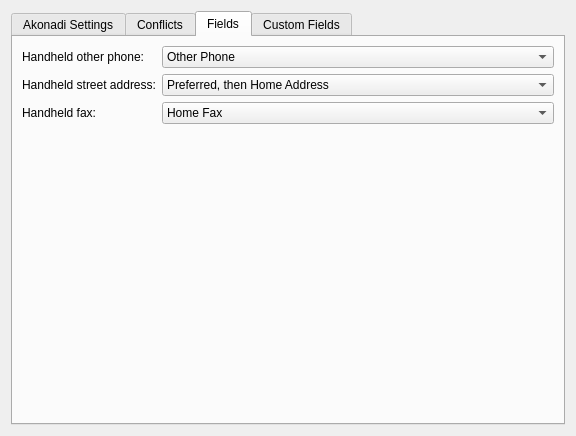
Old version of the form kpilot/conduits/contacts/settingswidget.ui in the repository chusopr/kdepim-ktimetracker-akonadi.
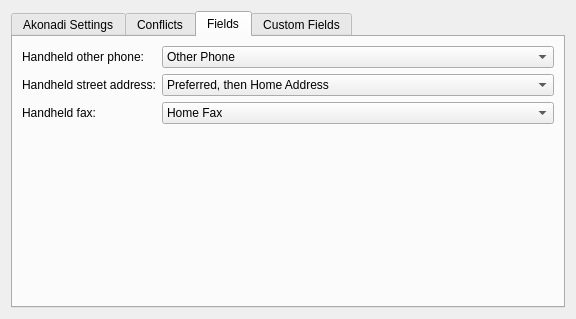
New version of the form. The open tabs and pages were chosen to show the change. Custom widgets are drawn as their Qt base class.

Commit message: - EBN Fixes: port qclasses to kclasses in ui files. - Remove some old test code.

```diff
--- a/kpilot/conduits/contacts/settingswidget.ui
+++ b/kpilot/conduits/contacts/settingswidget.ui
@@ -6,12 +6,12 @@
     <x>0</x>
     <y>0</y>
     <width>576</width>
-    <height>436</height>
+    <height>319</height>
    </rect>
   </property>
-  <layout class="QGridLayout" >
+  <layout class="QGridLayout" name="gridLayout_4" >
    <item row="0" column="0" >
-    <widget class="QTabWidget" name="fTabWidget" >
+    <widget class="KTabWidget" name="fTabWidget" >
      <property name="currentIndex" >
       <number>0</number>
      </property>
@@ -136,7 +136,7 @@
       <attribute name="title" >
        <string>Fields</string>
       </attribute>
-      <layout class="QGridLayout" >
+      <layout class="QGridLayout" name="gridLayout_2" >
        <item row="0" column="0" >
         <widget class="QLabel" name="TextLabel2" >
          <property name="whatsThis" >
@@ -264,17 +264,14 @@
         </widget>
        </item>
        <item row="3" column="0" colspan="2" >
-        <spacer>
+        <spacer name="verticalSpacer_2" >
          <property name="orientation" >
           <enum>Qt::Vertical</enum>
          </property>
-         <property name="sizeType" >
-          <enum>QSizePolicy::Expanding</enum>
-         </property>
-         <property name="sizeHint" >
+         <property name="sizeHint" stdset="0" >
           <size>
-           <width>129</width>
-           <height>178</height>
+           <width>20</width>
+           <height>74</height>
           </size>
          </property>
         </spacer>
@@ -575,6 +572,19 @@
    </item>
   </layout>
  </widget>
+ <customwidgets>
+  <customwidget>
+   <class>KComboBox</class>
+   <extends>QComboBox</extends>
+   <header>kcombobox.h</header>
+  </customwidget>
+  <customwidget>
+   <class>KTabWidget</class>
+   <extends>QTabWidget</extends>
+   <header>ktabwidget.h</header>
+   <container>1</container>
+  </customwidget>
+ </customwidgets>
  <resources/>
  <connections/>
 </ui>
```
Left out of the diff: 136 changed lines with no effect on the pictures. The commit also changes 7 other files.
